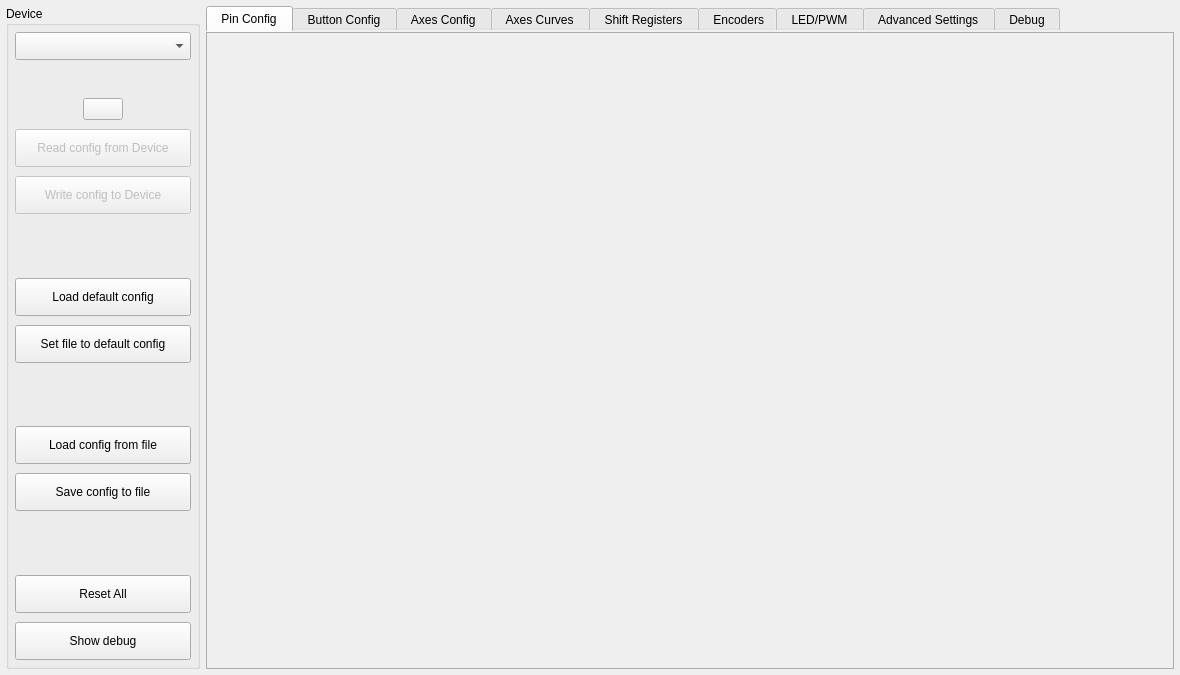
The window that src/mainwindow.ui (FreeJoy-Team/FreeJoyConfiguratorQt) describes before a commit, drawn with Qt 5.
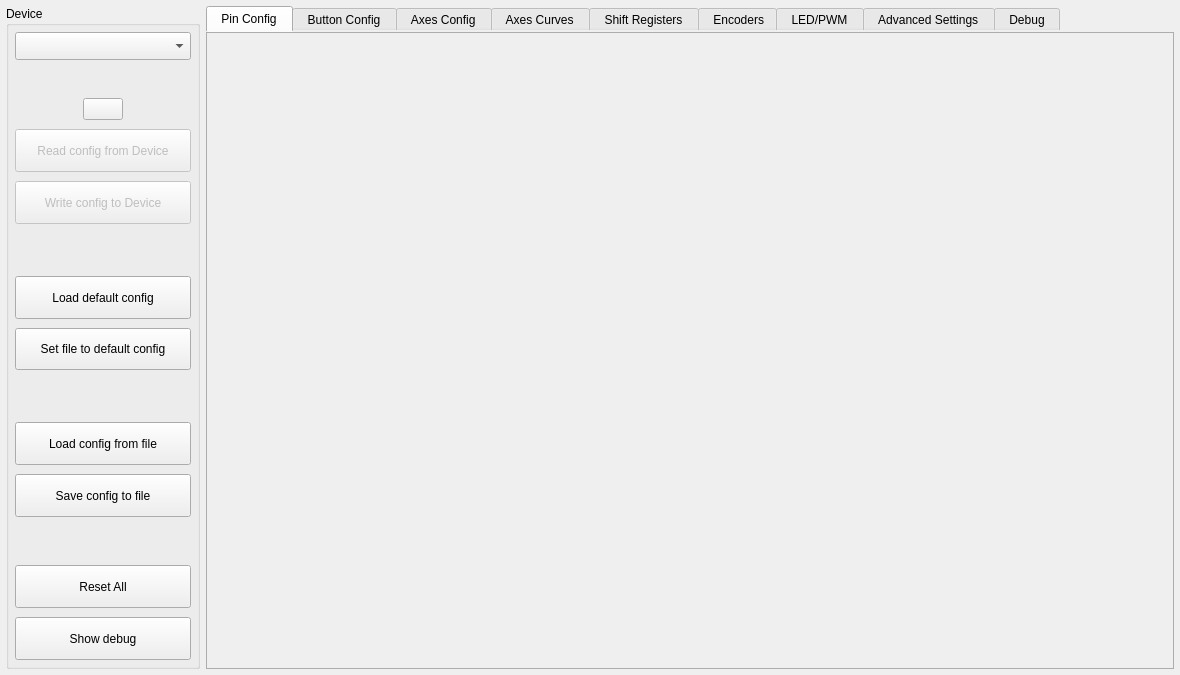
The same window after the commit. Icons and pictures are not drawn. Custom widgets are drawn as their Qt base class.

Commit message: switch button(not ready)

Diff of the .ui file:
```diff
--- a/src/mainwindow.ui
+++ b/src/mainwindow.ui
@@ -593,7 +593,7 @@
       <property name="title">
        <string>Device</string>
       </property>
-      <layout class="QGridLayout" name="gridLayout_7" rowstretch="0,0,0,0,0,0,0,0,0,0,0,0,0,0,0" columnstretch="0,0,0">
+      <layout class="QGridLayout" name="gridLayout_7" rowstretch="0,0,0,0,0,0,0,0,0,0,0,0,0,0,0,0" columnstretch="0,0,0">
        <property name="leftMargin">
         <number>6</number>
        </property>
@@ -612,44 +612,27 @@
        <property name="verticalSpacing">
         <number>9</number>
        </property>
-       <item row="5" column="2">
-        <spacer name="verticalSpacer">
-         <property name="orientation">
-          <enum>Qt::Vertical</enum>
+       <item row="9" column="0" colspan="3">
+        <widget class="QPushButton" name="pushButton_LoadFromFile">
+         <property name="sizePolicy">
+          <sizepolicy hsizetype="Minimum" vsizetype="Expanding">
+           <horstretch>0</horstretch>
+           <verstretch>0</verstretch>
+          </sizepolicy>
          </property>
-         <property name="sizeHint" stdset="0">
+         <property name="minimumSize">
           <size>
-           <width>20</width>
-           <height>40</height>
+           <width>165</width>
+           <height>37</height>
           </size>
          </property>
-        </spacer>
-       </item>
-       <item row="8" column="2">
-        <spacer name="verticalSpacer_3">
-         <property name="orientation">
-          <enum>Qt::Vertical</enum>
+         <property name="styleSheet">
+          <string notr="true">height: 30px;</string>
          </property>
-         <property name="sizeHint" stdset="0">
-          <size>
-           <width>20</width>
-           <height>40</height>
-          </size>
+         <property name="text">
+          <string>Load config from file</string>
          </property>
-        </spacer>
-       </item>
-       <item row="12" column="2">
-        <spacer name="verticalSpacer_2">
-         <property name="orientation">
-          <enum>Qt::Vertical</enum>
-         </property>
-         <property name="sizeHint" stdset="0">
-          <size>
-           <width>20</width>
-           <height>40</height>
-          </size>
-         </property>
-        </spacer>
+        </widget>
        </item>
        <item row="2" column="1">
         <widget class="QPushButton" name="pushButton_Wiki">
@@ -671,70 +654,13 @@
          </property>
         </widget>
        </item>
-       <item row="2" column="2">
-        <spacer name="horizontalSpacer">
-         <property name="orientation">
-          <enum>Qt::Horizontal</enum>
-         </property>
-         <property name="sizeType">
-          <enum>QSizePolicy::Expanding</enum>
-         </property>
-         <property name="sizeHint" stdset="0">
-          <size>
-           <width>40</width>
-           <height>20</height>
-          </size>
-         </property>
-        </spacer>
-       </item>
-       <item row="3" column="0" colspan="3">
-        <widget class="QPushButton" name="pushButton_ReadConfig">
-         <property name="enabled">
-          <bool>false</bool>
-         </property>
-         <property name="sizePolicy">
-          <sizepolicy hsizetype="Minimum" vsizetype="Preferred">
-           <horstretch>0</horstretch>
-           <verstretch>0</verstretch>
-          </sizepolicy>
-         </property>
-         <property name="minimumSize">
-          <size>
-           <width>165</width>
-           <height>37</height>
-          </size>
-         </property>
-         <property name="styleSheet">
-          <string notr="true">height: 30px;</string>
-         </property>
-         <property name="text">
-          <string>Read config from Device</string>
-         </property>
-        </widget>
-       </item>
-       <item row="2" column="0">
-        <spacer name="horizontalSpacer_2">
-         <property name="orientation">
-          <enum>Qt::Horizontal</enum>
-         </property>
-         <property name="sizeType">
-          <enum>QSizePolicy::Expanding</enum>
-         </property>
-         <property name="sizeHint" stdset="0">
-          <size>
-           <width>40</width>
-           <height>20</height>
-          </size>
-         </property>
-        </spacer>
-       </item>
        <item row="4" column="0" colspan="3">
         <widget class="QPushButton" name="pushButton_WriteConfig">
          <property name="enabled">
           <bool>false</bool>
          </property>
          <property name="sizePolicy">
-          <sizepolicy hsizetype="Minimum" vsizetype="Preferred">
+          <sizepolicy hsizetype="Minimum" vsizetype="Expanding">
            <horstretch>0</horstretch>
            <verstretch>0</verstretch>
           </sizepolicy>
@@ -753,120 +679,10 @@
          </property>
         </widget>
        </item>
-       <item row="6" column="0" colspan="3">
-        <widget class="QPushButton" name="pushButton_LoadDefaultConfig">
-         <property name="sizePolicy">
-          <sizepolicy hsizetype="Minimum" vsizetype="Preferred">
-           <horstretch>0</horstretch>
-           <verstretch>0</verstretch>
-          </sizepolicy>
-         </property>
-         <property name="minimumSize">
-          <size>
-           <width>165</width>
-           <height>37</height>
-          </size>
-         </property>
-         <property name="styleSheet">
-          <string notr="true">height: 30px;</string>
-         </property>
-         <property name="text">
-          <string>Load default config</string>
-         </property>
-        </widget>
-       </item>
-       <item row="7" column="0" colspan="3">
-        <widget class="QPushButton" name="pushButton_SetDefaultConfig">
-         <property name="sizePolicy">
-          <sizepolicy hsizetype="Minimum" vsizetype="Preferred">
-           <horstretch>0</horstretch>
-           <verstretch>0</verstretch>
-          </sizepolicy>
-         </property>
-         <property name="minimumSize">
-          <size>
-           <width>165</width>
-           <height>37</height>
-          </size>
-         </property>
-         <property name="styleSheet">
-          <string notr="true">height: 30px;</string>
-         </property>
-         <property name="text">
-          <string>Set file to default config</string>
-         </property>
-        </widget>
-       </item>
-       <item row="9" column="0" colspan="3">
-        <widget class="QPushButton" name="pushButton_LoadFromFile">
-         <property name="sizePolicy">
-          <sizepolicy hsizetype="Minimum" vsizetype="Preferred">
-           <horstretch>0</horstretch>
-           <verstretch>0</verstretch>
-          </sizepolicy>
-         </property>
-         <property name="minimumSize">
-          <size>
-           <width>165</width>
-           <height>37</height>
-          </size>
-         </property>
-         <property name="styleSheet">
-          <string notr="true">height: 30px;</string>
-         </property>
-         <property name="text">
-          <string>Load config from file</string>
-         </property>
-        </widget>
-       </item>
-       <item row="11" column="0" colspan="3">
-        <widget class="QPushButton" name="pushButton_SaveToFile">
-         <property name="sizePolicy">
-          <sizepolicy hsizetype="Minimum" vsizetype="Preferred">
-           <horstretch>0</horstretch>
-           <verstretch>0</verstretch>
-          </sizepolicy>
-         </property>
-         <property name="minimumSize">
-          <size>
-           <width>165</width>
-           <height>37</height>
-          </size>
-         </property>
-         <property name="styleSheet">
-          <string notr="true">height: 30px;</string>
-         </property>
-         <property name="text">
-          <string>Save config to file</string>
-         </property>
-        </widget>
-       </item>
-       <item row="13" column="0" colspan="3">
-        <widget class="QPushButton" name="pushButton_ResetAllPins">
-         <property name="sizePolicy">
-          <sizepolicy hsizetype="Minimum" vsizetype="Preferred">
-           <horstretch>0</horstretch>
-           <verstretch>0</verstretch>
-          </sizepolicy>
-         </property>
-         <property name="minimumSize">
-          <size>
-           <width>165</width>
-           <height>37</height>
-          </size>
-         </property>
-         <property name="styleSheet">
-          <string notr="true">height: 30px;</string>
-         </property>
-         <property name="text">
-          <string>Reset All</string>
-         </property>
-        </widget>
-       </item>
        <item row="14" column="0" colspan="3">
         <widget class="QPushButton" name="pushButton_ShowDebug">
          <property name="sizePolicy">
-          <sizepolicy hsizetype="Minimum" vsizetype="Preferred">
+          <sizepolicy hsizetype="Minimum" vsizetype="Expanding">
            <horstretch>0</horstretch>
            <verstretch>0</verstretch>
           </sizepolicy>
@@ -885,6 +701,60 @@
          </property>
         </widget>
        </item>
+       <item row="2" column="2">
+        <spacer name="horizontalSpacer">
+         <property name="orientation">
+          <enum>Qt::Horizontal</enum>
+         </property>
+         <property name="sizeType">
+          <enum>QSizePolicy::Expanding</enum>
+         </property>
+         <property name="sizeHint" stdset="0">
+          <size>
+           <width>40</width>
+           <height>20</height>
+          </size>
+         </property>
+        </spacer>
+       </item>
+       <item row="11" column="0" colspan="3">
+        <widget class="QPushButton" name="pushButton_SaveToFile">
+         <property name="sizePolicy">
+          <sizepolicy hsizetype="Minimum" vsizetype="Expanding">
+           <horstretch>0</horstretch>
+           <verstretch>0</verstretch>
+          </sizepolicy>
+         </property>
+         <property name="minimumSize">
+          <size>
+           <width>165</width>
+           <height>37</height>
+          </size>
+         </property>
+         <property name="styleSheet">
+          <string notr="true">height: 30px;</string>
+         </property>
+         <property name="text">
+          <string>Save config to file</string>
+         </property>
+        </widget>
+       </item>
+       <item row="2" column="0">
+        <spacer name="horizontalSpacer_2">
+         <property name="orientation">
+          <enum>Qt::Horizontal</enum>
+         </property>
+         <property name="sizeType">
+          <enum>QSizePolicy::Expanding</enum>
+         </property>
+         <property name="sizeHint" stdset="0">
+          <size>
+           <width>40</width>
+           <height>20</height>
+          </size>
+         </property>
+        </spacer>
+       </item>
        <item row="1" column="0" colspan="3">
         <widget class="QLabel" name="label_DeviceStatus">
          <property name="minimumSize">
@@ -904,6 +774,50 @@
          </property>
         </widget>
        </item>
+       <item row="13" column="0" colspan="3">
+        <widget class="QPushButton" name="pushButton_ResetAllPins">
+         <property name="sizePolicy">
+          <sizepolicy hsizetype="Minimum" vsizetype="Expanding">
+           <horstretch>0</horstretch>
+           <verstretch>0</verstretch>
+          </sizepolicy>
+         </property>
+         <property name="minimumSize">
+          <size>
+           <width>165</width>
+           <height>37</height>
+          </size>
+         </property>
+         <property name="styleSheet">
+          <string notr="true">height: 30px;</string>
+         </property>
+         <property name="text">
+          <string>Reset All</string>
+         </property>
+        </widget>
+       </item>
+       <item row="7" column="0" colspan="3">
+        <widget class="QPushButton" name="pushButton_SetDefaultConfig">
+         <property name="sizePolicy">
+          <sizepolicy hsizetype="Minimum" vsizetype="Expanding">
+           <horstretch>0</horstretch>
+           <verstretch>0</verstretch>
+          </sizepolicy>
+         </property>
+         <property name="minimumSize">
+          <size>
+           <width>165</width>
+           <height>37</height>
+          </size>
+         </property>
+         <property name="styleSheet">
+          <string notr="true">height: 30px;</string>
+         </property>
+         <property name="text">
+          <string>Set file to default config</string>
+         </property>
+        </widget>
+       </item>
        <item row="0" column="0" colspan="3">
         <widget class="CenteredCBox" name="comboBox_HidDeviceList">
          <property name="minimumSize">
@@ -917,6 +831,140 @@
          </property>
         </widget>
        </item>
+       <item row="5" column="2">
+        <spacer name="verticalSpacer">
+         <property name="orientation">
+          <enum>Qt::Vertical</enum>
+         </property>
+         <property name="sizeHint" stdset="0">
+          <size>
+           <width>20</width>
+           <height>40</height>
+          </size>
+         </property>
+        </spacer>
+       </item>
+       <item row="3" column="0" colspan="3">
+        <widget class="QPushButton" name="pushButton_ReadConfig">
+         <property name="enabled">
+          <bool>false</bool>
+         </property>
+         <property name="sizePolicy">
+          <sizepolicy hsizetype="Minimum" vsizetype="Expanding">
+           <horstretch>0</horstretch>
+           <verstretch>0</verstretch>
+          </sizepolicy>
+         </property>
+         <property name="minimumSize">
+          <size>
+           <width>165</width>
+           <height>37</height>
+          </size>
+         </property>
+         <property name="styleSheet">
+          <string notr="true">height: 30px;</string>
+         </property>
+         <property name="text">
+          <string>Read config from Device</string>
+         </property>
+        </widget>
+       </item>
+       <item row="8" column="2">
+        <spacer name="verticalSpacer_3">
+         <property name="orientation">
+          <enum>Qt::Vertical</enum>
+         </property>
+         <property name="sizeHint" stdset="0">
+          <size>
+           <width>20</width>
+           <height>40</height>
+          </size>
+         </property>
+        </spacer>
+       </item>
+       <item row="6" column="0" colspan="3">
+        <widget class="QPushButton" name="pushButton_LoadDefaultConfig">
+         <property name="sizePolicy">
+          <sizepolicy hsizetype="Minimum" vsizetype="Expanding">
+           <horstretch>0</horstretch>
+           <verstretch>0</verstretch>
+          </sizepolicy>
+         </property>
+         <property name="minimumSize">
+          <size>
+           <width>165</width>
+           <height>37</height>
+          </size>
+         </property>
+         <property name="styleSheet">
+          <string notr="true">height: 30px;</string>
+         </property>
+         <property name="text">
+          <string>Load default config</string>
+         </property>
+        </widget>
+       </item>
+       <item row="12" column="0" colspan="3">
+        <layout class="QHBoxLayout" name="horizontalLayout" stretch="1,8,1">
+         <property name="spacing">
+          <number>0</number>
+         </property>
+         <property name="leftMargin">
+          <number>0</number>
+         </property>
+         <property name="topMargin">
+          <number>0</number>
+         </property>
+         <property name="rightMargin">
+          <number>0</number>
+         </property>
+         <property name="bottomMargin">
+          <number>0</number>
+         </property>
+         <item>
+          <spacer name="horizontalSpacer_4">
+           <property name="orientation">
+            <enum>Qt::Horizontal</enum>
+           </property>
+           <property name="sizeType">
+            <enum>QSizePolicy::Preferred</enum>
+           </property>
+           <property name="sizeHint" stdset="0">
+            <size>
+             <width>40</width>
+             <height>20</height>
+            </size>
+           </property>
+          </spacer>
+         </item>
+         <item>
+          <widget class="SwitchButton" name="widget_StyleSwitch" native="true">
+           <property name="minimumSize">
+            <size>
+             <width>0</width>
+             <height>30</height>
+            </size>
+           </property>
+          </widget>
+         </item>
+         <item>
+          <spacer name="horizontalSpacer_3">
+           <property name="orientation">
+            <enum>Qt::Horizontal</enum>
+           </property>
+           <property name="sizeType">
+            <enum>QSizePolicy::Preferred</enum>
+           </property>
+           <property name="sizeHint" stdset="0">
+            <size>
+             <width>40</width>
+             <height>20</height>
+            </size>
+           </property>
+          </spacer>
+         </item>
+        </layout>
+       </item>
       </layout>
      </widget>
     </item>
@@ -935,6 +983,12 @@
    <header>widgets/axescurvesprofiles.h</header>
    <container>1</container>
   </customwidget>
+  <customwidget>
+   <class>SwitchButton</class>
+   <extends>QWidget</extends>
+   <header>switchbutton.h</header>
+   <container>1</container>
+  </customwidget>
  </customwidgets>
  <resources>
   <include location="resources.qrc"/>
```
The commit also changes 9 other files.
